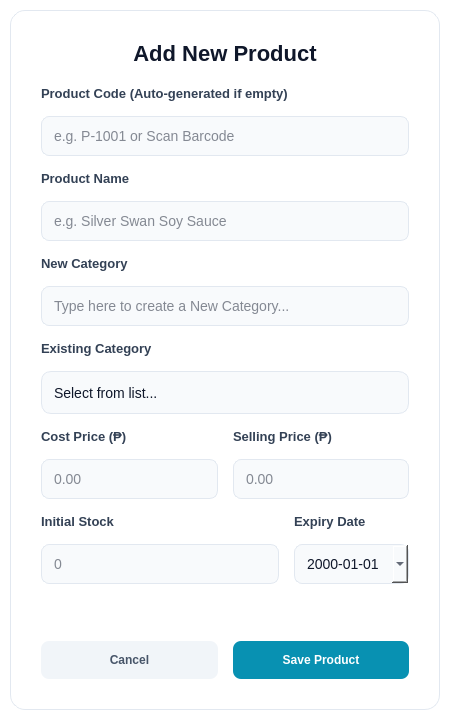
Old version of the form views/add_stock_dialog.ui in the repository hiroluv/ShelfSync_POS.
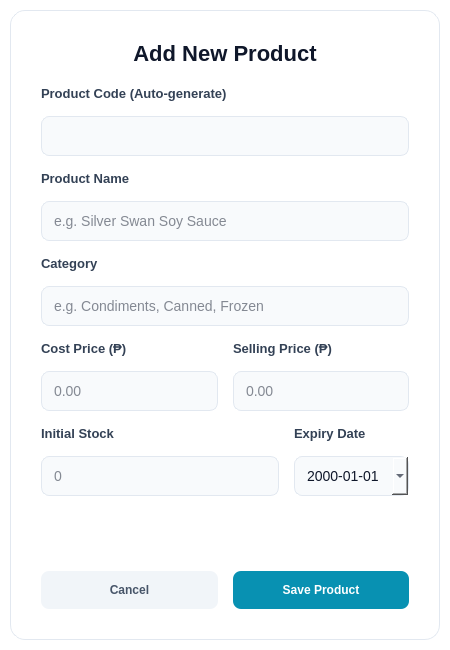
New version of the form.

```diff
--- a/views/add_stock_dialog.ui
+++ b/views/add_stock_dialog.ui
@@ -7,7 +7,7 @@
     <x>0</x>
     <y>0</y>
     <width>450</width>
-    <height>720</height>
+    <height>650</height>
    </rect>
   </property>
   <property name="accessibleDescription">
@@ -39,31 +39,6 @@
         border: 2px solid #06B6D4;
         background-color: white;
     }
-    /* --- COMBOBOX STYLING --- */
-    QComboBox {
-        background-color: #F8FAFC;
-        border: 1px solid #E2E8F0;
-        border-radius: 10px;
-        padding: 8px 12px;
-        font-size: 14px;
-        color: #0F172A;
-        min-height: 25px;
-    }
-    QComboBox:focus {
-        border: 2px solid #06B6D4;
-        background-color: white;
-    }
-    QComboBox::drop-down { border: none; width: 20px; }
-
-    /* --- THIS IS THE FIX: VISIBLE POPUP LIST --- */
-    QComboBox QAbstractItemView {
-        background-color: white;
-        color: #334155;
-        border: 1px solid #E2E8F0;
-        selection-background-color: #06B6D4;
-        selection-color: white;
-        outline: none;
-    }
    </string>
   </property>
   <layout class="QVBoxLayout" name="verticalLayout">
@@ -113,14 +88,14 @@
       <item>
        <widget class="QLabel" name="lbl_code">
         <property name="text">
-         <string>Product Code (Auto-generated if empty)</string>
+         <string>Product Code (Auto-generate)</string>
         </property>
        </widget>
       </item>
       <item>
        <widget class="QLineEdit" name="txt_barcode">
         <property name="placeholderText">
-         <string>e.g. P-1001 or Scan Barcode</string>
+         <string/>
         </property>
        </widget>
       </item>
@@ -138,49 +113,21 @@
         </property>
        </widget>
       </item>
-      <item>
-       <widget class="QLabel" name="lbl_new_cat">
-        <property name="text">
-         <string>New Category</string>
-        </property>
-       </widget>
-      </item>
-      <item>
-       <widget class="QLineEdit" name="txt_new_category">
-        <property name="toolTip">
-         <string>Type here to create a new category. This will disable the dropdown below.</string>
-        </property>
-        <property name="placeholderText">
-         <string>Type here to create a New Category...</string>
-        </property>
-       </widget>
-      </item>
       <item>
        <widget class="QLabel" name="lbl_cat">
         <property name="text">
-         <string>Existing Category</string>
+         <string>Category</string>
         </property>
        </widget>
       </item>
       <item>
-       <widget class="QComboBox" name="cmb_category">
-        <property name="minimumSize">
-         <size>
-          <width>0</width>
-          <height>43</height>
-         </size>
-        </property>
-        <property name="accessibleDescription">
-         <string notr="true"/>
-        </property>
-        <property name="styleSheet">
-         <string notr="true"/>
-        </property>
-        <property name="editable">
-         <bool>false</bool>
+       <widget class="QLineEdit" name="txt_category">
+        <property name="toolTip">
+         <string>if category already exist
+will treat it as the same category</string>
         </property>
         <property name="placeholderText">
-         <string>Select from list...</string>
+         <string>e.g. Condiments, Canned, Frozen</string>
         </property>
        </widget>
       </item>
```
Left out of the diff: 3 changed lines with no effect on the pictures.
